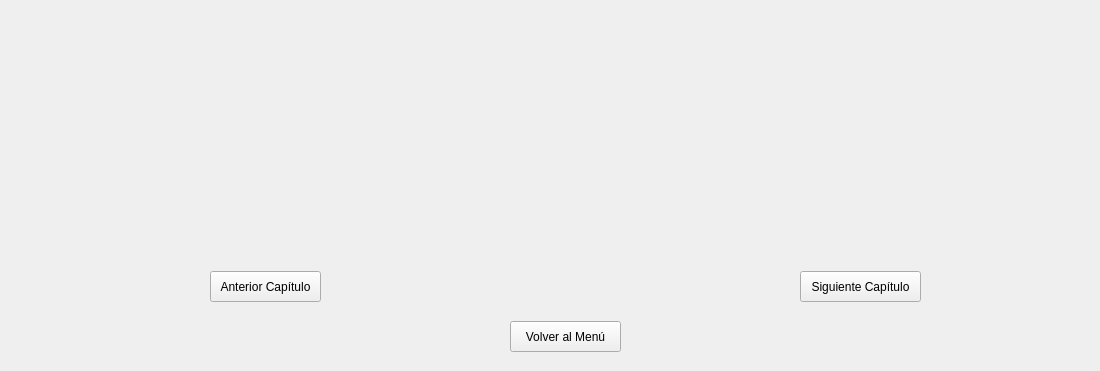
First picture: the form in sti2.ui, repository LORJIM/STI_The_Complete_Saga, before the edit; both pictures show x 0 to 1100 and y 279 to 650 of the 1100 by 650 pixel window.
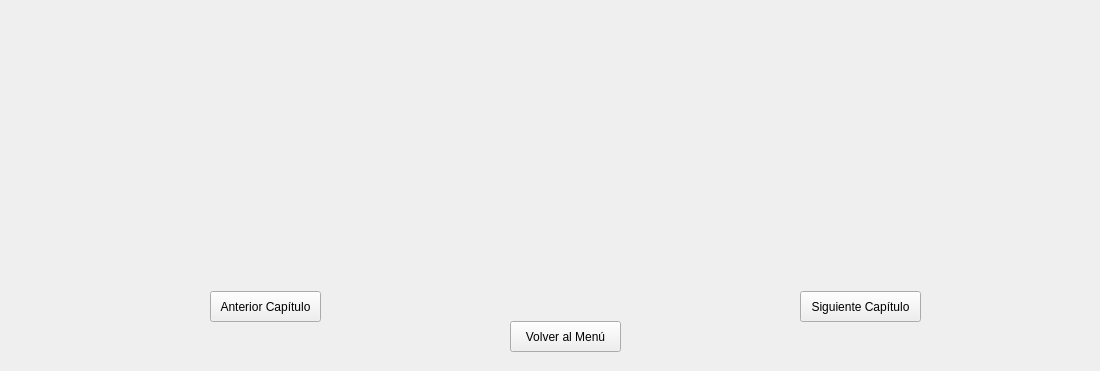
Second picture: the form after the edit. The open tabs and pages were chosen to show the change. Icons and pictures are not drawn.

The edit to the form file:
```diff
--- a/sti2.ui
+++ b/sti2.ui
@@ -466,7 +466,7 @@
     <property name="geometry">
      <rect>
       <x>210</x>
-      <y>550</y>
+      <y>570</y>
       <width>111</width>
       <height>31</height>
      </rect>
@@ -549,7 +549,7 @@
     <property name="geometry">
      <rect>
       <x>800</x>
-      <y>550</y>
+      <y>570</y>
       <width>121</width>
       <height>31</height>
      </rect>
@@ -618,28 +618,34 @@
    <widget class="QLabel" name="labelIMG2DESC">
     <property name="geometry">
      <rect>
-      <x>76</x>
-      <y>473</y>
-      <width>421</width>
-      <height>16</height>
+      <x>80</x>
+      <y>540</y>
+      <width>431</width>
+      <height>20</height>
      </rect>
     </property>
     <property name="text">
      <string/>
     </property>
+    <property name="alignment">
+     <set>Qt::AlignLeading|Qt::AlignLeft|Qt::AlignVCenter</set>
+    </property>
    </widget>
    <widget class="QLabel" name="labelIMGDESC">
     <property name="geometry">
      <rect>
-      <x>590</x>
-      <y>350</y>
-      <width>301</width>
+      <x>580</x>
+      <y>530</y>
+      <width>491</width>
       <height>20</height>
      </rect>
     </property>
     <property name="text">
      <string/>
     </property>
+    <property name="alignment">
+     <set>Qt::AlignLeading|Qt::AlignLeft|Qt::AlignVCenter</set>
+    </property>
    </widget>
   </widget>
  </widget>
```
